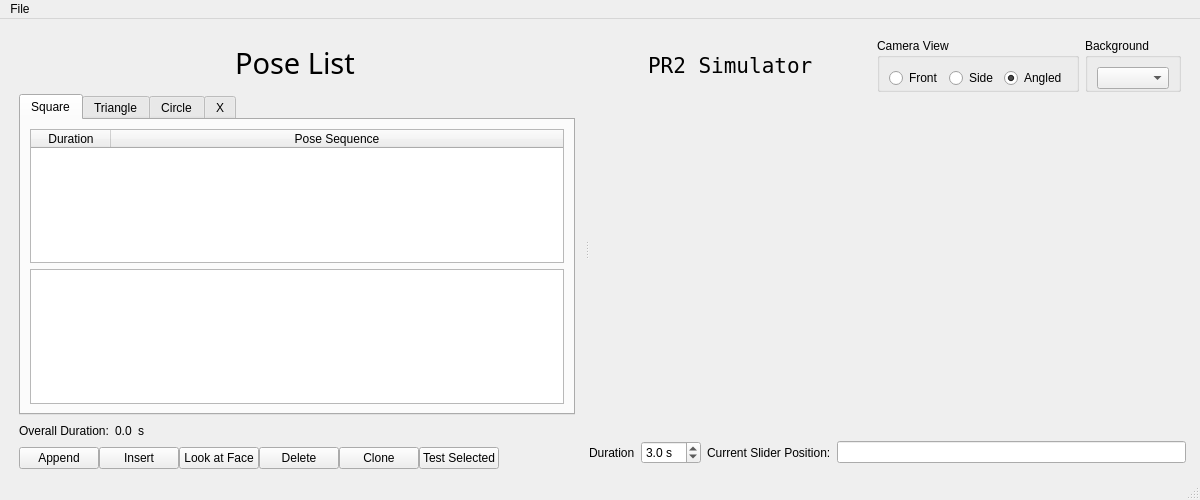
Old version of the form slider_gui/src/slider_simple.ui in the repository PR2/pr2_hack_the_future.
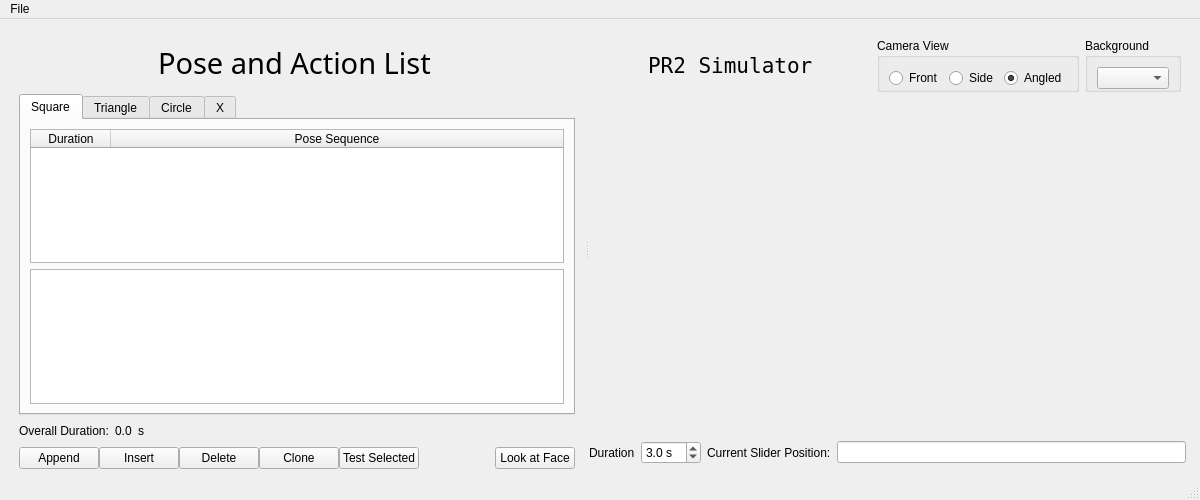
New version of the form.

Commit message: Moved the look_at_face button and added a mouseover message.

The edit to the form file:
```diff
--- a/slider_gui/src/slider_simple.ui
+++ b/slider_gui/src/slider_simple.ui
@@ -73,7 +73,7 @@
              <locale language="English" country="UnitedStates"/>
             </property>
             <property name="text">
-             <string>Pose List</string>
+             <string>Pose and Action List</string>
             </property>
            </widget>
           </item>
@@ -313,13 +313,6 @@
             </property>
            </widget>
           </item>
-          <item>
-           <widget class="QPushButton" name="find_face_pushButton">
-            <property name="text">
-             <string>Look at Face</string>
-            </property>
-           </widget>
-          </item>
           <item>
            <widget class="QPushButton" name="delete_selected_pushButton">
             <property name="toolTip">
@@ -372,6 +365,16 @@
             </property>
            </spacer>
           </item>
+          <item>
+           <widget class="QPushButton" name="find_face_pushButton">
+            <property name="toolTip">
+             <string>Look at the closest face</string>
+            </property>
+            <property name="text">
+             <string>Look at Face</string>
+            </property>
+           </widget>
+          </item>
          </layout>
         </item>
        </layout>
```
Left out of the diff: 11 changed lines with no effect on the pictures.
